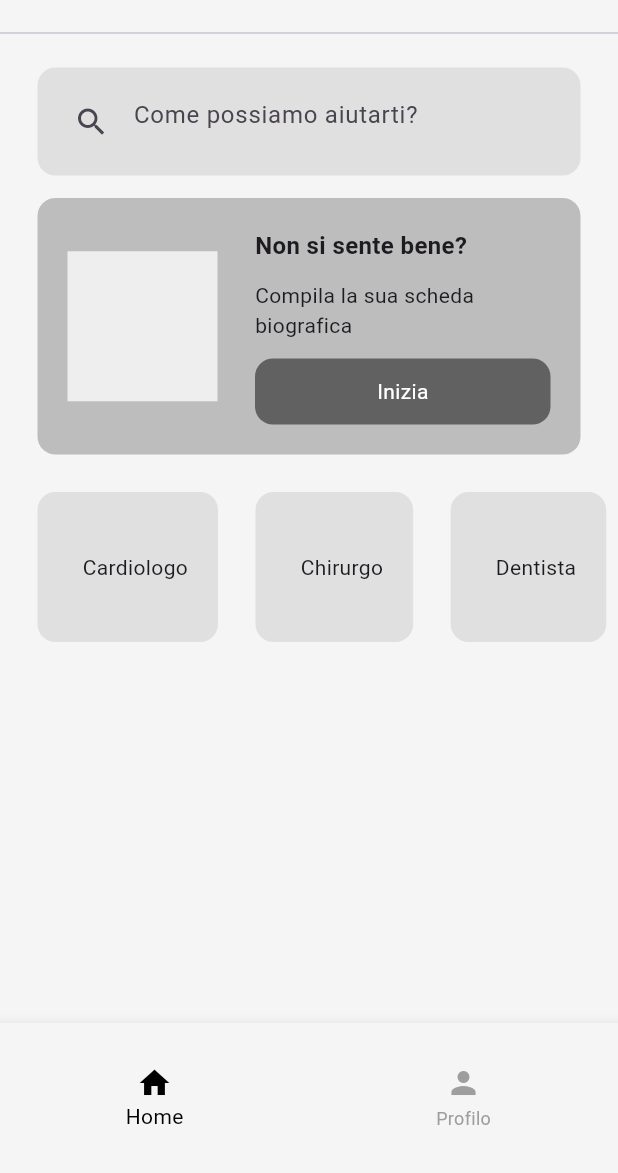
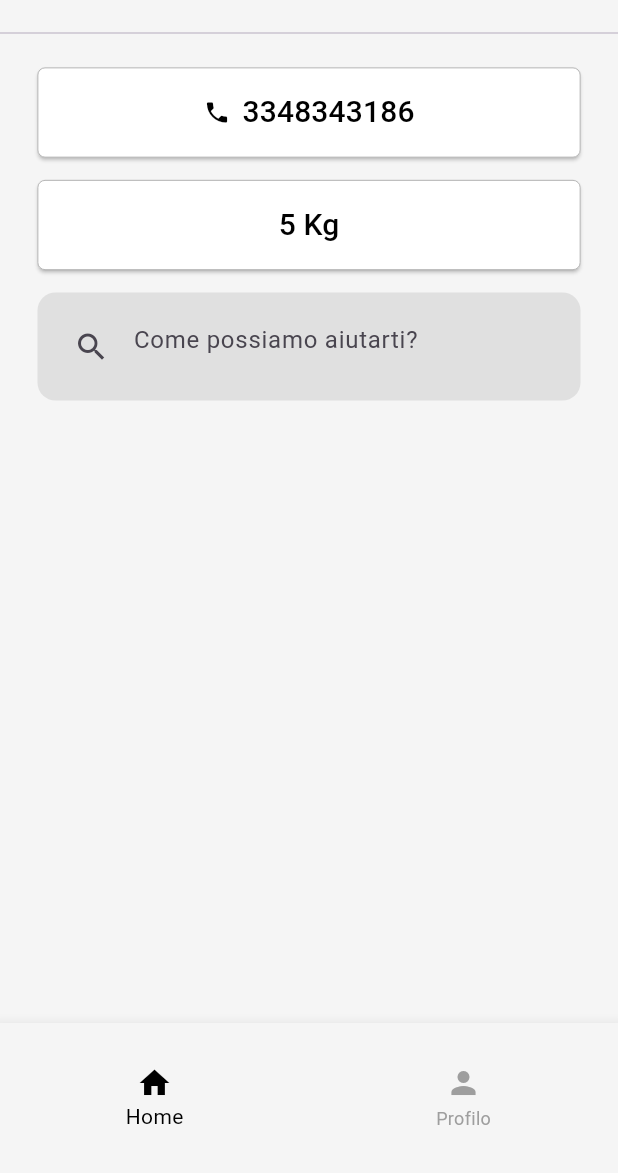
Before and after one commit to alfredocarta/MyPet, a Flutter app: the screen it shows once a user with an empty profile is signed in, on a phone screen of 412 x 824 dp, the part 63-1236 px from its top. Run offline on Flutter 3.47's test engine with Material 3 defaults, Android fonts, the phone set to English and light mode, and no system bars; our stand-ins replace cloud_firestore, firebase_auth, firebase_core, get, google_nav_bar, google_sign_in; accounts and stored records are empty.

Commit message:
phone button

```diff
--- /dev/null
+++ b/lib/components/phone_button.dart
@@ -0,0 +1,65 @@
+import 'package:flutter/material.dart';
+import 'package:url_launcher/url_launcher.dart';
+
+class PhoneNumberButton extends StatelessWidget {
+
+  final String phoneNumber;
+
+  const PhoneNumberButton({
+    super.key,
+    required this.phoneNumber,
+  });
+
+  void _launchPhoneCall(String phoneNumber) async {
+    String url = 'tel:$phoneNumber';
+    if (await canLaunch(url)) {
+      await launch(url);
+    } else {
+      throw 'Could not launch $url';
+    }
+  }
+
+  @override
+  Widget build(BuildContext context) {
+    return Container(
+      padding: const EdgeInsets.symmetric(horizontal: 25.0),
+      child: Row(
+        children: [
+          Expanded(
+            child: ElevatedButton(
+              onPressed: () => _launchPhoneCall(phoneNumber),
+              style: ButtonStyle(
+                backgroundColor: MaterialStateProperty.all<Color>(Colors.white),
+                foregroundColor: MaterialStateProperty.all<Color>(Colors.black),
+                shape: MaterialStateProperty.all<OutlinedBorder>(
+                  RoundedRectangleBorder(
+                    borderRadius: BorderRadius.circular(5.0),
+                  ),
+                ),
+              minimumSize: MaterialStateProperty.all<Size>(
+                const Size(double.infinity, 60), // Altezza del bottone
+              ),
+              side: MaterialStateProperty.all<BorderSide>(
+                const BorderSide(color: Colors.grey, width: 0.5), // Definisci il bordo nero
+              ),
+            ),
+              child: Row(
+                mainAxisAlignment: MainAxisAlignment.center,
+                children: [
+                  const Icon(Icons.phone),
+                  const SizedBox(width: 8),
+                  Text(
+                    phoneNumber,
+                    style: const TextStyle(
+                      fontSize: 20,
+                    ),
+                  ),
+                ],
+              ),
+            ),
+          ),
+        ],
+      ),
+    );
+  }
+}
--- a/lib/pages/home_page.dart
+++ b/lib/pages/home_page.dart
@@ -1,4 +1,5 @@
-import 'package:app/util/category_card.dart';
+import 'package:app/components/phone_button.dart';
+import 'package:app/pages/chat_page.dart';
 import 'package:flutter/material.dart';
 
 class HomePage extends StatelessWidget {
@@ -13,6 +14,54 @@ class HomePage extends StatelessWidget {
           children: [
             const Divider(),
             const SizedBox(height: 15),
+
+            const PhoneNumberButton(
+              phoneNumber: '3348343186',
+            ),
+
+            const SizedBox(height: 15),
+
+            Container(
+              padding: const EdgeInsets.symmetric(horizontal: 25.0),
+              child: ElevatedButton(
+                onPressed: () {
+                  // Naviga alla pagina Peso
+                  Navigator.push(
+                    context,
+                    MaterialPageRoute(builder: (context) => const ChatPage()),
+                  );
+                },
+                style: ButtonStyle(
+                  backgroundColor: MaterialStateProperty.all<Color>(Colors.white),
+                  foregroundColor: MaterialStateProperty.all<Color>(Colors.black),
+                  shape: MaterialStateProperty.all<OutlinedBorder>(
+                    RoundedRectangleBorder(
+                      borderRadius: BorderRadius.circular(5.0),
+                    ),
+                  ),
+                  minimumSize: MaterialStateProperty.all<Size>(
+                    const Size(double.infinity, 60), // Altezza del bottone
+                  ),
+                  side: MaterialStateProperty.all<BorderSide>(
+                    const BorderSide(color: Colors.grey, width: 0.5), // Definisci il bordo nero
+                  ),
+                ),
+                child: const Row(
+                  mainAxisAlignment: MainAxisAlignment.center,
+                  children: [
+                    Text(
+                      '5 Kg',
+                      style: TextStyle(
+                        fontSize: 20,
+                      ),
+                    ),
+                  ],
+                ),
+              ),
+            ),
+
+          const SizedBox(height: 15),
+
           // barra di ricerca
           Padding(
             padding: const EdgeInsets.symmetric(horizontal: 25),
@@ -31,95 +80,6 @@ class HomePage extends StatelessWidget {
               ),
             ),
           ),
-            const SizedBox(height: 15),
-            // prenota un appuntamento
-            Padding(
-              padding: const EdgeInsets.symmetric(horizontal: 25.0),
-              child: Container(
-                padding: const EdgeInsets.all(20),
-                decoration: BoxDecoration(
-                  color: Colors.grey[400],
-                  borderRadius: BorderRadius.circular(12),
-                ),
-                child: Row(children: [
-                  Container(
-                    height: 100,
-                    width: 100,
-                    color: Colors.grey[200],
-                  ),
-
-                  const SizedBox(width: 25),
-
-                  Expanded(
-                    child: Column(
-                      crossAxisAlignment: CrossAxisAlignment.start,
-                      children: [
-                        const Text(
-                          'Non si sente bene?',
-                          style: TextStyle(
-                            fontWeight: FontWeight.bold,
-                            fontSize: 16,
-                          ),
-                        ),
-
-                        const SizedBox(height: 12),
-
-                        const Text(
-                          'Compila la sua scheda biografica',
-                          style: TextStyle(
-                            fontSize: 14,
-                          ),
-                        ),
-
-                        const SizedBox(height: 12),
-
-                        Container(
-                          padding: const EdgeInsets.all(12),
-                          decoration: BoxDecoration(
-                            color: Colors.grey[700],
-                            borderRadius: BorderRadius.circular(12)
-                          ),
-                          child: const Center(
-                            child: Text(
-                              'Inizia',
-                              style: TextStyle(
-                                color: Colors.white,
-                              ),
-                            ),
-                          ),
-                        ),
-                      ],
-                    ),
-                  ),
-                  ],
-                ),
-              ),
-            ),
-
-
-
-
-
-            const SizedBox(height: 25),
-
-            SizedBox(
-              height: 100,
-              child: ListView(
-                scrollDirection: Axis.horizontal,
-                children: [
-                  CategoryCard(
-                    categoryName: 'Cardiologo',
-                    // imagePath: 'lib/icons/tooth.png',
-                  ),
-                  CategoryCard(
-                    categoryName: 'Chirurgo',
-                  ),
-                  CategoryCard(
-                    categoryName: 'Dentista',
-                  ),
-                ],
-              ),
-            ),
           ],
         ),
       ),
--- a/pubspec.yaml
+++ b/pubspec.yaml
@@ -44,6 +44,7 @@ dependencies:
   google_sign_in: ^6.1.6
   intl: ^0.19.0
   get: ^4.6.6
+  url_launcher: ^6.2.5
 
 dev_dependencies:
   flutter_test:
```
Also changed, not shown: pubspec.lock, 5 other files. Lines whose indentation alone changed are shown as unchanged.
